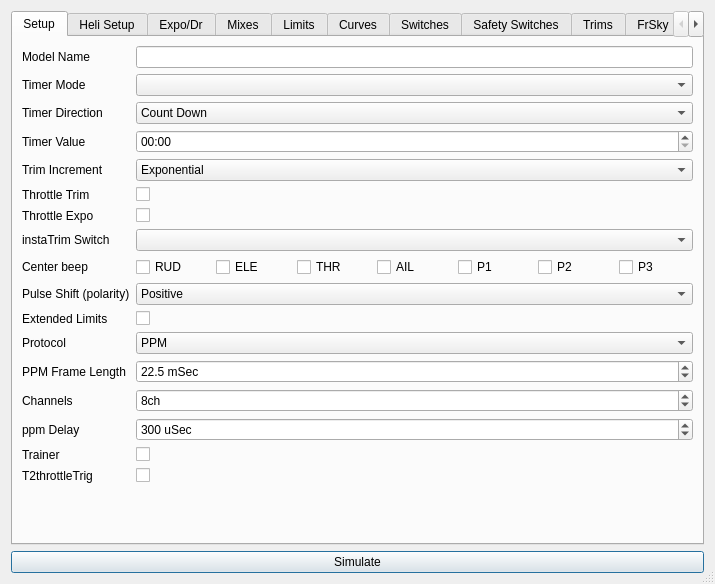
This is src/modeledit.ui in xhorizont/eepe as Qt 5 draws it before an edit. The edited form follows.
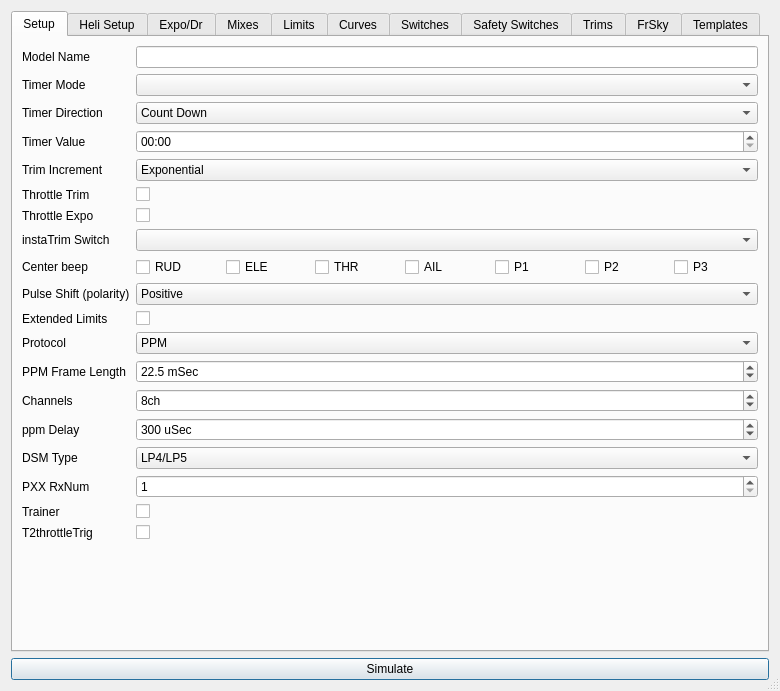
This is the edited form. Icons and pictures are not drawn.

```diff
--- a/src/modeledit.ui
+++ b/src/modeledit.ui
@@ -6,8 +6,8 @@
    <rect>
     <x>0</x>
     <y>0</y>
-    <width>715</width>
-    <height>566</height>
+    <width>780</width>
+    <height>691</height>
    </rect>
   </property>
   <property name="windowTitle">
@@ -386,34 +386,86 @@
          </property>
         </widget>
        </item>
-       <item row="15" column="0">
+       <item row="17" column="0">
         <widget class="QLabel" name="label_114">
          <property name="text">
           <string>Trainer</string>
          </property>
         </widget>
        </item>
-       <item row="16" column="0">
+       <item row="18" column="0">
         <widget class="QLabel" name="label_115">
          <property name="text">
           <string>T2throttleTrig</string>
          </property>
         </widget>
        </item>
-       <item row="15" column="1">
+       <item row="17" column="1">
         <widget class="QCheckBox" name="TrainerChkB">
          <property name="text">
           <string/>
          </property>
         </widget>
        </item>
-       <item row="16" column="1">
+       <item row="18" column="1">
         <widget class="QCheckBox" name="T2ThrTrgChkB">
          <property name="text">
           <string/>
          </property>
         </widget>
        </item>
+       <item row="15" column="0">
+        <widget class="QLabel" name="label_116">
+         <property name="text">
+          <string>DSM Type</string>
+         </property>
+        </widget>
+       </item>
+       <item row="16" column="0">
+        <widget class="QLabel" name="label_117">
+         <property name="text">
+          <string>PXX RxNum</string>
+         </property>
+        </widget>
+       </item>
+       <item row="15" column="1">
+        <widget class="QComboBox" name="DSM_Type">
+         <item>
+          <property name="text">
+           <string>LP4/LP5</string>
+          </property>
+         </item>
+         <item>
+          <property name="text">
+           <string>DSM2only</string>
+          </property>
+         </item>
+         <item>
+          <property name="text">
+           <string>DSM2/DSMX</string>
+          </property>
+         </item>
+        </widget>
+       </item>
+       <item row="16" column="1">
+        <widget class="QSpinBox" name="pxxRxNum">
+         <property name="suffix">
+          <string/>
+         </property>
+         <property name="minimum">
+          <number>1</number>
+         </property>
+         <property name="maximum">
+          <number>125</number>
+         </property>
+         <property name="singleStep">
+          <number>1</number>
+         </property>
+         <property name="value">
+          <number>1</number>
+         </property>
+        </widget>
+       </item>
       </layout>
      </widget>
      <widget class="QWidget" name="tabHeli">
```
Left out of the diff: 7 changed lines with no effect on the pictures.
